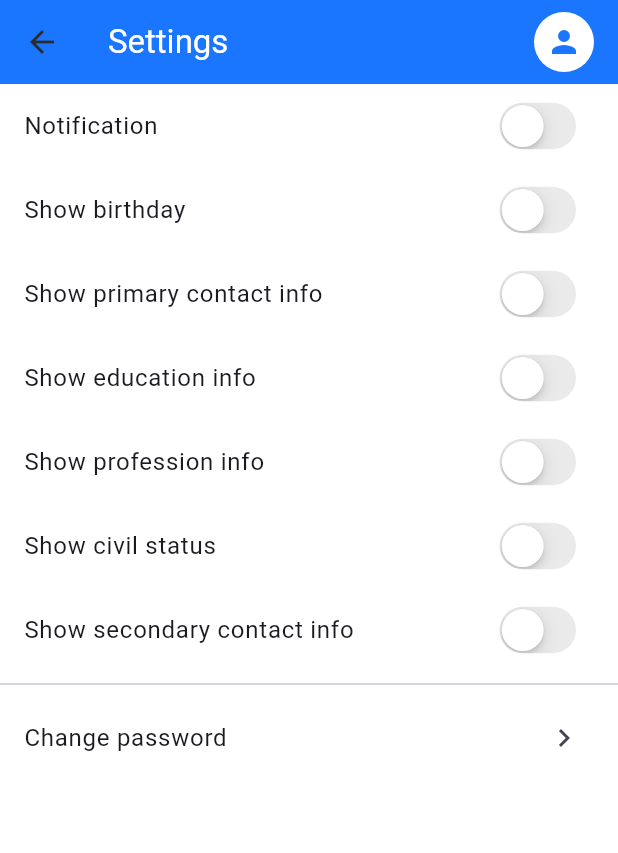
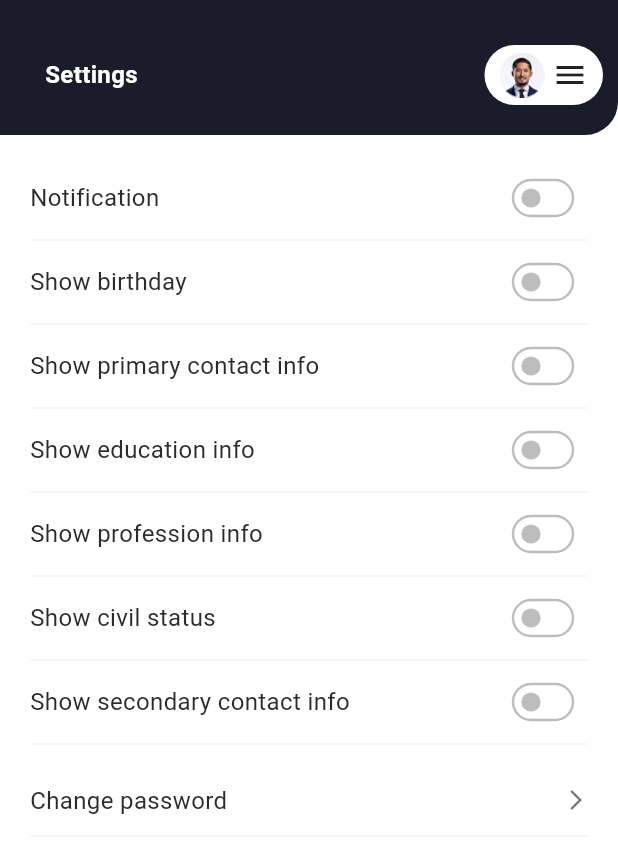
Before and after one commit to Ssbsy/jci_manila_v2_8box, a Flutter app: the SettingsScreen screen opened by its route, on a phone screen of 412 x 824 dp. Shown: the top 853 px of the screen. Run offline on Flutter 3.47's test engine with Material 3 defaults, Android fonts, the phone set to English and light mode, and no system bars; our stand-ins replace font_awesome_flutter, gap, get, pin_code_fields, smooth_page_indicator, table_calendar.

Commit message:
updated settings page

```diff
--- a/lib/app/components/widget_text_field.dart
+++ b/lib/app/components/widget_text_field.dart
@@ -11,6 +11,7 @@ class WidgetTextField extends StatelessWidget {
   final FontWeight fontWeight;
   final Color textColor;
   final String? hintText;
+  final TextStyle? hintStyle;
   final bool obscureText;
   final TextInputType keyboardType;
   final int maxLines;
@@ -40,6 +41,7 @@ class WidgetTextField extends StatelessWidget {
     this.fontWeight = FontWeight.normal,
     this.textColor = Palette.black,
     this.hintText,
+    this.hintStyle,
     this.obscureText = false,
     this.keyboardType = TextInputType.text,
     this.maxLines = 1,
@@ -93,6 +95,8 @@ class WidgetTextField extends StatelessWidget {
               fillColor: fillColor,
               filled: isFilled,
               hintText: hintText,
+              hintStyle:
+                  hintStyle ?? const TextStyle(color: Palette.neutralGray),
               enabledBorder: OutlineInputBorder(
                 borderSide: BorderSide(
                   width: enabledBorderSide,
--- a/lib/presentations/drawer/settings/settings_screen.dart
+++ b/lib/presentations/drawer/settings/settings_screen.dart
@@ -1,88 +1,25 @@
 import 'package:flutter/material.dart';
-import 'package:flutter/cupertino.dart';
-import 'package:jci_manila_v2/app/theme/app_colors.dart';
-import 'package:jci_manila_v2/presentations/drawer/settings/widgets/change_pass.dart';
+import 'package:jci_manila_v2/app/components/widget_custom_appbar.dart';
+import 'package:jci_manila_v2/app/components/widget_drawer.dart';
+import 'package:jci_manila_v2/presentations/drawer/settings/widgets/settings_info.dart';
 
-class SettingsScreen extends StatefulWidget {
+class SettingsScreen extends StatelessWidget {
   const SettingsScreen({super.key});
-
-  @override
-  State<SettingsScreen> createState() => _SettingsScreenState();
-}
-
-class _SettingsScreenState extends State<SettingsScreen> {
-  bool showNotification = false;
-  bool showBirthday = false;
-  bool showPrimaryContact = false;
-  bool showEducation = false;
-  bool showProfession = false;
-  bool showCivilStatus = false;
-  bool showSecondaryContact = false;
 
   @override
   Widget build(BuildContext context) {
     return Scaffold(
-      appBar: AppBar(
-        title: const Text("Settings"),
-        backgroundColor: Palette.primary,
-        foregroundColor: Colors.white,
-        actions: [
-          Padding(
-            padding: const EdgeInsets.only(right: 16),
-            child: CircleAvatar(
-              backgroundColor: Colors.white,
-              child: Icon(Icons.person, color: Palette.primary),
-            ),
-          )
-        ],
-      ),
-      body: ListView(
-        children: [
-          _buildToggle("Notification", showNotification, (val) {
-            setState(() => showNotification = val);
-          }),
-          _buildToggle("Show birthday", showBirthday, (val) {
-            setState(() => showBirthday = val);
-          }),
-          _buildToggle("Show primary contact info", showPrimaryContact, (val) {
-            setState(() => showPrimaryContact = val);
-          }),
-          _buildToggle("Show education info", showEducation, (val) {
-            setState(() => showEducation = val);
-          }),
-          _buildToggle("Show profession info", showProfession, (val) {
-            setState(() => showProfession = val);
-          }),
-          _buildToggle("Show civil status", showCivilStatus, (val) {
-            setState(() => showCivilStatus = val);
-          }),
-          _buildToggle("Show secondary contact info", showSecondaryContact, (val) {
-            setState(() => showSecondaryContact = val);
-          }),
-          const Divider(),
-          ListTile(
-            title: const Text("Change password"),
-            trailing: const Icon(Icons.chevron_right),
-            onTap: () {
-              Navigator.push(
-                context,
-                MaterialPageRoute(builder: (_) => const ChangePasswordPage()),
-              );
-            },
+      endDrawer: WidgetDrawer(),
+      body: Column(
+        children: const [
+          WidgetCustomAppbar(
+            title: 'Settings',
+            textColor: Colors.white,
+            isbold: true,
           ),
+          Expanded(child: SettingsInfo()),
         ],
       ),
     );
   }
-
-  Widget _buildToggle(String label, bool value, Function(bool) onChanged) {
-    return ListTile(
-      title: Text(label),
-      trailing: CupertinoSwitch(
-        value: value,
-        onChanged: onChanged,
-        activeColor: Palette.primary,
-      ),
-    );
-  }
 }
--- a/lib/presentations/drawer/settings/widgets/settings_info.dart
+++ b/lib/presentations/drawer/settings/widgets/settings_info.dart
@@ -0,0 +1,159 @@
+import 'package:flutter/material.dart';
+import 'package:gap/gap.dart';
+import 'package:jci_manila_v2/app/theme/app_colors.dart';
+import 'package:jci_manila_v2/app/widgets/widget_text.dart';
+import 'package:jci_manila_v2/presentations/drawer/settings/widgets/change_pass.dart';
+
+class SettingsInfo extends StatefulWidget {
+  const SettingsInfo({super.key});
+
+  @override
+  State<SettingsInfo> createState() => _SettingsInfoState();
+}
+
+class _SettingsInfoState extends State<SettingsInfo> {
+  bool notification = false;
+  bool showBirthday = false;
+  bool showPrimaryContact = false;
+  bool showEducation = false;
+  bool showProfession = false;
+  bool showCivilStatus = false;
+  bool showSecondaryContact = false;
+
+  @override
+  Widget build(BuildContext context) {
+    return Scaffold(
+      backgroundColor: Palette.white,
+      body: ListView(
+        padding: const EdgeInsets.symmetric(horizontal: 20, vertical: 16),
+        children: [
+          _buildToggleTile(
+            'Notification',
+            notification,
+            (val) => setState(() => notification = val),
+          ),
+          _buildToggleTile(
+            'Show birthday',
+            showBirthday,
+            (val) => setState(() => showBirthday = val),
+          ),
+          _buildToggleTile(
+            'Show primary contact info',
+            showPrimaryContact,
+            (val) => setState(() => showPrimaryContact = val),
+          ),
+          _buildToggleTile(
+            'Show education info',
+            showEducation,
+            (val) => setState(() => showEducation = val),
+          ),
+          _buildToggleTile(
+            'Show profession info',
+            showProfession,
+            (val) => setState(() => showProfession = val),
+          ),
+          _buildToggleTile(
+            'Show civil status',
+            showCivilStatus,
+            (val) => setState(() => showCivilStatus = val),
+          ),
+          _buildToggleTile(
+            'Show secondary contact info',
+            showSecondaryContact,
+            (val) => setState(() => showSecondaryContact = val),
+          ),
+          const Gap(12),
+          _buildNavigationTile(
+            title: 'Change password',
+            onTap: () {
+              Navigator.push(
+                context,
+                MaterialPageRoute(builder: (_) => const ChangePass()),
+              );
+            },
+          ),
+        ],
+      ),
+    );
+  }
+
+  Widget _buildToggleTile(String title, bool value, Function(bool) onChanged) {
+    return Column(
+      children: [
+        Padding(
+          padding: const EdgeInsets.symmetric(vertical: 6),
+          child: Row(
+            mainAxisAlignment: MainAxisAlignment.spaceBetween,
+            children: [
+              WidgetText(title: title, size: 16),
+              Transform.scale(
+                scale: 0.8,
+                child: Theme(
+                  data: Theme.of(context).copyWith(
+                    switchTheme: SwitchThemeData(
+                      trackColor: WidgetStateProperty.resolveWith<Color>((
+                        states,
+                      ) {
+                        if (states.contains(WidgetState.selected)) {
+                          return Palette.primary;
+                        }
+                        return Palette.neutralWhite;
+                      }),
+                      trackOutlineColor: WidgetStateProperty.resolveWith<Color>(
+                        (states) {
+                          if (!states.contains(WidgetState.selected)) {
+                            return Palette.neutralGray;
+                          }
+                          return Colors.transparent;
+                        },
+                      ),
+                      thumbColor: WidgetStateProperty.resolveWith<Color>((
+                        states,
+                      ) {
+                        if (states.contains(WidgetState.selected)) {
+                          return Palette.neutralWhite;
+                        }
+                        return Palette.neutralGray;
+                      }),
+                    ),
+                  ),
+                  child: Switch(
+                    value: value,
+                    onChanged: onChanged,
+                    materialTapTargetSize: MaterialTapTargetSize.shrinkWrap,
+                  ),
+                ),
+              ),
+            ],
+          ),
+        ),
+        const Divider(height: 4, color: Palette.neutralLightGray),
+      ],
+    );
+  }
+
+  Widget _buildNavigationTile({
+    required String title,
+    required VoidCallback onTap,
+  }) {
+    return Column(
+      children: [
+        GestureDetector(
+          onTap: onTap,
+          behavior: HitTestBehavior.opaque,
+          child: Padding(
+            padding: const EdgeInsets.symmetric(vertical: 12),
+            child: Row(
+              mainAxisAlignment: MainAxisAlignment.spaceBetween,
+              children: const [
+                WidgetText(title: 'Change password', size: 16),
+                Icon(Icons.arrow_forward_ios, size: 16, color: Colors.black54),
+              ],
+            ),
+          ),
+        ),
+        const Divider(height: 1, color: Palette.neutralLightGray),
+      ],
+    );
+  }
+}
```
Also changed, not shown: lib/presentations/drawer/settings/widgets/change_pass.dart (+91 -51 lines), lib/presentations/drawer/settings/widgets/change_pass_success.dart (added, +41 -0 lines), lib/presentations/drawer/settings/widgets/changes_pass_success.dart (deleted, +0 -31 lines).
